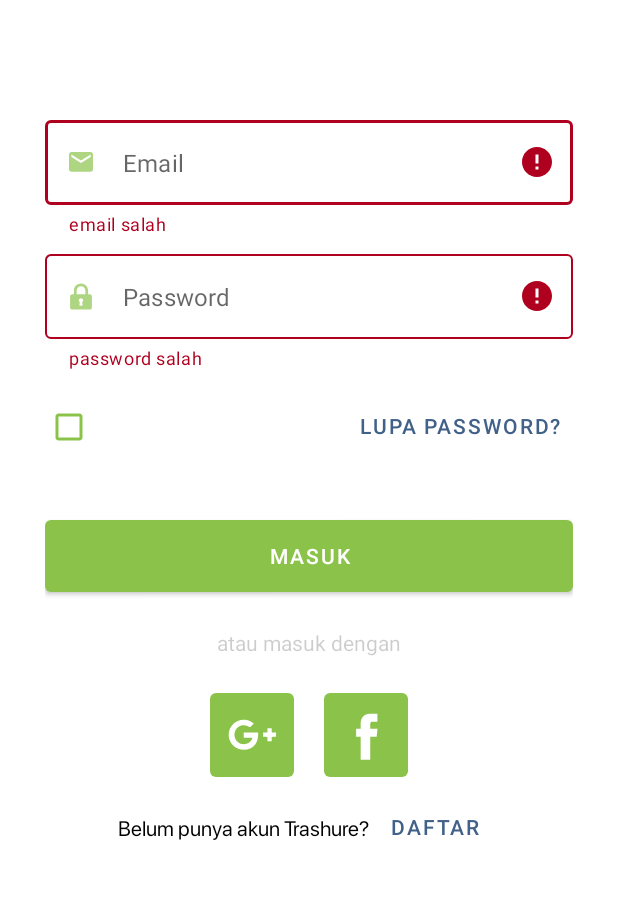
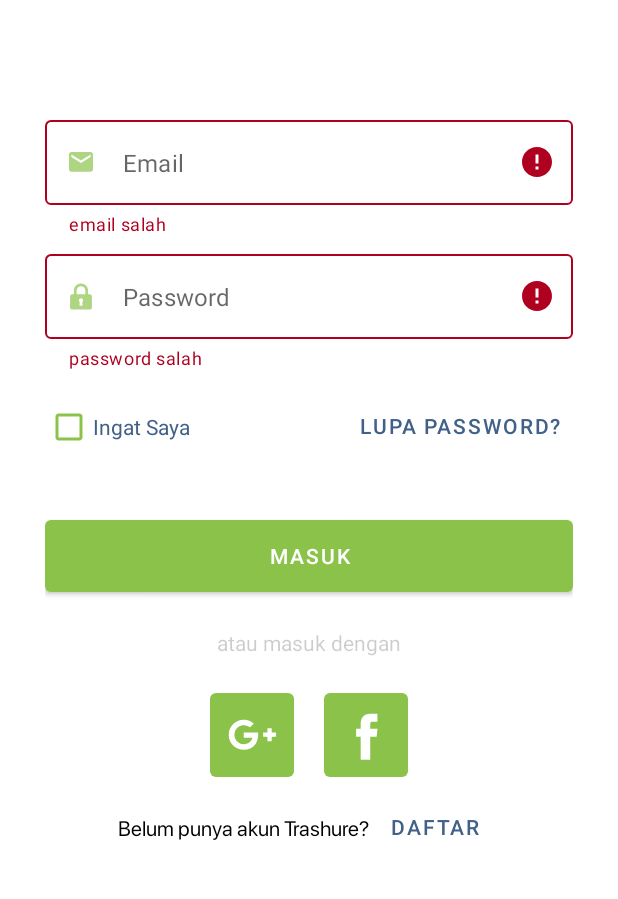
Before and after one commit to Fuadafdhal/Treasure, an Android app: the screen it shows after launch (LoginActivity), after a tap on "MASUK", on a phone screen of 412 x 824 dp, the part 265-1164 px from its top. Run offline under Robolectric (Android 15) with nearby library versions, the phone set to English and light mode, and no system bars; our stand-ins replace Firebase (no records; nobody signed in at launch, a user with empty details on screens opened directly), Timber; 5 statements that could not run were skipped; 1 other tap on this screen came first.

Commit message:
update bug

```diff
--- a/app/src/main/java/com/afdhal_fa/treasure/SplashScreenActivity.kt
+++ b/app/src/main/java/com/afdhal_fa/treasure/SplashScreenActivity.kt
@@ -14,7 +14,7 @@ class SplashScreenActivity : AppCompatActivity() {
         super.onCreate(savedInstanceState)
         setContentView(R.layout.activity_splash_screen)
 
-        GlobalScope.launch(Dispatchers.IO) {
+        GlobalScope.launch(Dispatchers.Main) {
             delay(2000)
             updateUI()
         }
--- a/app/src/main/java/com/afdhal_fa/treasure/view/login/forgoten/ForgotenPasswordFragment.kt
+++ b/app/src/main/java/com/afdhal_fa/treasure/view/login/forgoten/ForgotenPasswordFragment.kt
@@ -56,9 +56,11 @@ class ForgotenPasswordFragment : BaseFragment<ForgotenViewModel>() {
                     if (it.data!!.isReset) {
                         context?.makeToast("Password berhasil di reset silahkan cek email anda")
                     }
+                    onHideProgressBar()
                 }
                 is Resource.Error -> {
                     context?.makeToast(it.message.toString())
+                    onHideProgressBar()
                 }
             }
         })
--- a/app/src/main/java/com/afdhal_fa/treasure/view/login/signin/SignInFragment.kt
+++ b/app/src/main/java/com/afdhal_fa/treasure/view/login/signin/SignInFragment.kt
@@ -68,6 +68,11 @@ class SignInFragment : BaseFragment<SignInViewModel>() {
 
         binding.buttonSignUp.setOnClickListener {
             findNavController().navigate(R.id.action_signInFragment_to_signUpFragment)
+        }
+
+
+        binding.buttonForgotenPassowrd.setOnClickListener {
+            findNavController().navigate(R.id.action_signInFragment_to_forgotenPasswordFragment)
         }
 
         binding.buttonGoogleSign.setOnClickListener { signInGoogle() }
--- a/app/src/main/java/com/afdhal_fa/treasure/view/login/signup/SignUpFragment.kt
+++ b/app/src/main/java/com/afdhal_fa/treasure/view/login/signup/SignUpFragment.kt
@@ -79,7 +79,7 @@ class SignUpFragment : BaseFragment<SignUpViewModel>() {
         binding.buttonFacebookSign.setOnClickListener { signInFacebook() }
 
         binding.buttonSignIn.setOnClickListener {
-            findNavController().navigate(R.id.action_signInFragment_to_signUpFragment)
+            findNavController().navigate(R.id.action_signUpFragment_to_signInFragment)
         }
     }
 
--- a/app/src/main/res/layout/fragment_sign_in.xml
+++ b/app/src/main/res/layout/fragment_sign_in.xml
@@ -95,7 +95,7 @@
 
         <CheckBox
             android:id="@+id/checkBox"
-            android:layout_width="28dp"
+            android:layout_width="wrap_content"
             android:layout_height="28dp"
             android:layout_marginTop="24dp"
             android:minHeight="28dp"
@@ -107,6 +107,7 @@
             app:useMaterialThemeColors="false" />
 
         <Button
+            android:id="@+id/buttonForgotenPassowrd"
             style="@style/Widget.MaterialComponents.Button.TextButton"
             android:layout_width="wrap_content"
             android:layout_height="wrap_content"
```
Also changed, not shown: app/src/main/java/com/afdhal_fa/treasure/core/network/AuthRepository.kt (+1 -10 lines), app/src/main/java/com/afdhal_fa/treasure/core/network/FirestoreRepositoryAccount.kt (+9 -4 lines).
